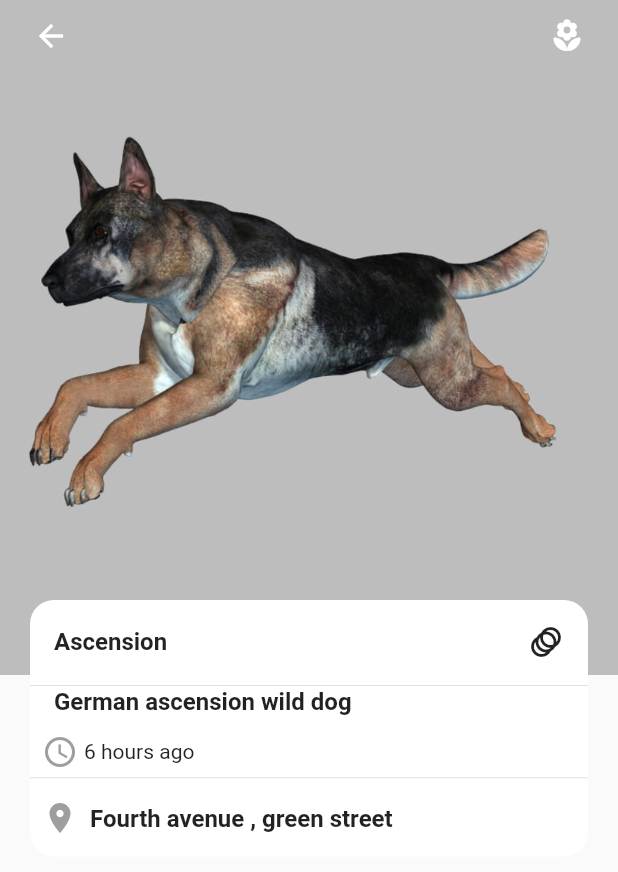
After one commit to crataristo4/ui, a Flutter app: the PetsHome screen opened directly, after a tap on the "menu" icon, after a tap on "Ascension", on a phone screen of 412 x 824 dp. The commit adds this screen. Shown: the top 872 px of the screen. Run offline on Flutter 3.47's test engine with Material 2 defaults, Android fonts, the phone set to English and light mode, and no system bars.

Commit message:
added pet details

```diff
--- a/lib/pages/petsui/homeScreen.dart
+++ b/lib/pages/petsui/homeScreen.dart
@@ -50,6 +50,14 @@ class _PetsHomeScreenState extends State<PetsHomeScreen> {
             description: "German ascension wild dog",
             time: "6 hours ago",
             location: "Fourth avenue , green street",
+          ),
+
+          BuildStackedPage(
+            petImage: "assets/images/ax.png",
+            type: "Puppy",
+            description: "Cute puppy doggie",
+            time: "2 hours ago",
+            location: "Mascot city",
           ),
         ],
       ),
--- /dev/null
+++ b/lib/pages/petsui/petDetails.dart
@@ -0,0 +1,158 @@
+import 'package:flutter/material.dart';
+
+class PetDetails extends StatefulWidget {
+  final time, type, description, location, image;
+
+  PetDetails(
+      {this.type, this.image, this.description, this.time, this.location});
+
+  @override
+  _PetDetailsState createState() => _PetDetailsState();
+}
+
+class _PetDetailsState extends State<PetDetails> {
+  @override
+  Widget build(BuildContext context) {
+    return Scaffold(
+      body: Container(
+        child: ListView(
+          children: [
+            Stack(
+              children: [
+                buildAppBar(),
+
+                ///shows the details of the pet
+                Expanded(
+                  child: Container(
+                    margin: EdgeInsets.only(
+                        top: 400, right: 20, left: 20, bottom: 50),
+                    decoration: BoxDecoration(
+                        color: Colors.white,
+                        borderRadius: BorderRadius.circular(16)),
+                    child: Column(
+                      crossAxisAlignment: CrossAxisAlignment.start,
+                      mainAxisAlignment: MainAxisAlignment.start,
+                      children: [
+                        Row(
+                          mainAxisAlignment: MainAxisAlignment.spaceBetween,
+                          children: [
+                            Padding(
+                              padding: const EdgeInsets.all(16.0),
+                              child: Text(
+                                widget.type,
+                                style: TextStyle(
+                                    fontSize: 16, fontWeight: FontWeight.bold),
+                              ),
+                            ),
+                            Padding(
+                              padding: const EdgeInsets.all(16.0),
+                              child: Icon(Icons.animation),
+                            ),
+                          ],
+                        ),
+                        Divider(
+                          height: 2,
+                        ),
+                        Padding(
+                          padding:
+                              const EdgeInsets.only(left: 16.0, right: 8.0),
+                          child: Expanded(
+                              child: Text(widget.description,
+                                  style: TextStyle(
+                                      fontSize: 16,
+                                      fontWeight: FontWeight.bold))),
+                        ),
+                        Padding(
+                          padding: const EdgeInsets.only(top: 8.0),
+                          child: Row(
+                            children: [
+                              Padding(
+                                  padding: EdgeInsets.only(left: 8),
+                                  child: Icon(Icons.access_time,
+                                      color: Colors.grey)),
+                              Padding(
+                                padding: const EdgeInsets.only(
+                                    top: 8.0, left: 4, right: 8, bottom: 8),
+                                child: Text(widget.time),
+                              ),
+                            ],
+                          ),
+                        ),
+                        Divider(
+                          height: 3,
+                        ),
+                        Padding(
+                          padding: const EdgeInsets.symmetric(vertical: 8),
+                          child: Row(
+                            children: [
+                              Padding(
+                                  padding: EdgeInsets.only(left: 8),
+                                  child: Icon(Icons.location_on,
+                                      color: Colors.grey)),
+                              Expanded(
+                                  child: Padding(
+                                padding: const EdgeInsets.all(8.0),
+                                child: Text(widget.location,
+                                    style: TextStyle(
+                                        fontSize: 16,
+                                        fontWeight: FontWeight.bold)),
+                              ))
+                            ],
+                          ),
+                        )
+                      ],
+                    ),
+                  ),
+                ),
+              ],
+            )
+          ],
+        ),
+      ),
+    );
+  }
+
+  buildAppBar() {
+    return Container(
+      height: 450,
+      decoration: BoxDecoration(
+        color: Colors.grey[400],
+      ),
+      child: Stack(
+        children: [
+          ///The two containers has the back arrow item and menu at the right
+          Container(
+            margin: EdgeInsets.symmetric(horizontal: 10),
+            child: Row(
+              mainAxisAlignment: MainAxisAlignment.spaceBetween,
+              children: [
+                IconButton(
+                    icon: Icon(
+                      Icons.arrow_back,
+                      color: Colors.white,
+                    ),
+                    onPressed: () {
+                      Navigator.of(context).pop();
+                    }),
+                IconButton(
+                    icon: Icon(
+                      Icons.local_florist_rounded,
+                      color: Colors.white,
+                    ),
+                    onPressed: () {
+                      Navigator.of(context).pop();
+                    }),
+              ],
+            ),
+          ),
+
+          ///Contains the pet image
+          Container(
+              child: Align(
+                  alignment: Alignment.center,
+                  child: Image.asset(widget.image))),
+        ],
+      ),
+    );
+  }
+}
--- a/lib/widgets/buildStackedPage.dart
+++ b/lib/widgets/buildStackedPage.dart
@@ -1,5 +1,6 @@
 import 'package:flutter/material.dart';
 import 'package:ui/config/configuration.dart';
+import 'package:ui/pages/petsui/petDetails.dart';
 
 class BuildStackedPage extends StatelessWidget {
   final type;
@@ -13,7 +14,19 @@ class BuildStackedPage extends StatelessWidget {
 
   @override
   Widget build(BuildContext context) {
-    return Container(
+    return GestureDetector(
+      onTap: () {
+        Navigator.push(context, MaterialPageRoute(builder: (context) {
+          return PetDetails(
+            type: type,
+            image: petImage,
+            description: description,
+            time: time,
+            location: location,
+          );
+        }));
+      },
+      child: Container(
         margin: EdgeInsets.symmetric(horizontal: 10, vertical: 20),
         height: 250,
         child: Row(
@@ -106,6 +119,7 @@ class BuildStackedPage extends StatelessWidget {
             ))
           ],
         ),
+      ),
     );
   }
 }
--- a/pubspec.yaml
+++ b/pubspec.yaml
@@ -53,6 +53,7 @@ flutter:
     - assets/images/a8.jpg
     - assets/images/a9.png
     - assets/images/a2.png
+    - assets/images/ax.png
 
   # An image asset can refer to one or more resolution-specific "variants", see
   # https://flutter.dev/assets-and-images/#resolution-aware.
```
Also changed, not shown: assets/images/ax.png (added), screens/1.png (added), screens/2.png (added), screens/3.png (added), screens/4.png (added), screens/5.png (added), screens/home.png (added), 1 other file. Lines whose indentation alone changed are shown as unchanged.
